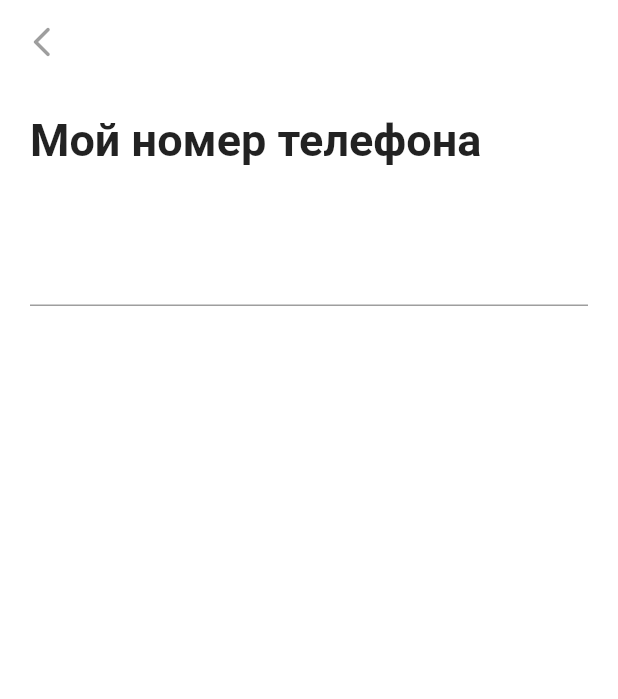
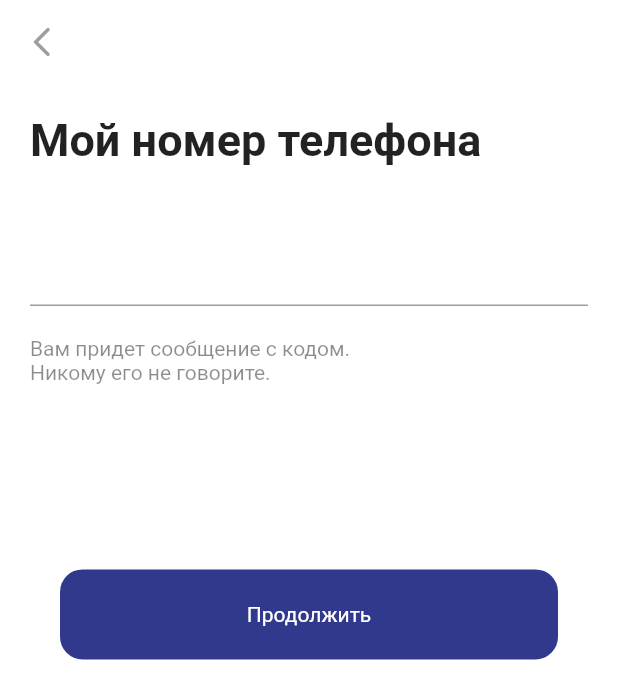
Before and after one commit to eaaniwezi/flutter_auto_route, a Flutter app: the screen it shows after launch, on a phone screen of 412 x 824 dp. Shown: the top 699 px of the screen. Run offline on Flutter 3.47's test engine with Material 2 defaults, Android fonts, the phone set to English and light mode, and no system bars; our stand-ins replace bloc, equatable, flutter_secure_storage, sms_autofill.

```diff
--- a/lib/screens/first_screen.dart
+++ b/lib/screens/first_screen.dart
@@ -1,10 +1,19 @@
-// ignore_for_file: prefer_const_constructors, prefer_const_literals_to_create_immutables
+// ignore_for_file: prefer_const_constructors, prefer_const_literals_to_create_immutables, avoid_print
 
 import 'package:flutter/material.dart';
+import 'package:sms_autofill/sms_autofill.dart';
+import 'package:test_task_with_auto_route/screens/confirmation_code_screen.dart';
 
-class FirstScreen extends StatelessWidget {
+class FirstScreen extends StatefulWidget {
   const FirstScreen({Key? key}) : super(key: key);
 
+  @override
+  State<FirstScreen> createState() => _FirstScreenState();
+}
+
+class _FirstScreenState extends State<FirstScreen> {
+  final _formKey = GlobalKey<FormState>();
+  TextEditingController phoneNumberController = TextEditingController();
   @override
   Widget build(BuildContext context) {
     return Scaffold(
@@ -17,24 +26,16 @@ class FirstScreen extends StatelessWidget {
           color: Colors.black38,
         ),
       ),
-      body: ListView(
-        children: [
-          _header(),
-          Padding(
-            padding: const EdgeInsets.all(20.0),
-            child: TextFormField(
-              cursorColor: Colors.indigo[900],
-              style: TextStyle(
-                fontSize: 25,
-              ),
-              keyboardType: TextInputType.phone,
-              decoration: InputDecoration(
-                // enabledBorder: InputBorder.none,
-
-              ),
-            ),
-          )
-        ],
+      body: Form(
+        key: _formKey,
+        child: ListView(
+          children: [
+            _header(),
+            _numberField(),
+            _infoText(),
+            _button(context),
+          ],
+        ),
       ),
     );
   }
@@ -51,4 +52,82 @@ class FirstScreen extends StatelessWidget {
       ),
     );
   }
+
+  _numberField() {
+    return Padding(
+      padding: const EdgeInsets.all(20.0),
+      child: TextFormField(
+        cursorColor: Colors.indigo[900],
+        style: TextStyle(
+          fontSize: 25,
+        ),
+        controller: phoneNumberController,
+        validator: (value) {
+          if (value!.isEmpty) {
+            return "Не может быть пустым";
+          }
+        },
+        keyboardType: TextInputType.phone,
+        decoration: InputDecoration(
+          focusedBorder: UnderlineInputBorder(
+            borderSide: BorderSide(
+              color: Colors.deepPurple[900]!.withOpacity(0.9),
+            ),
+          ),
+        ),
+      ),
+    );
+  }
+
+  _infoText() {
+    return Padding(
+      padding: const EdgeInsets.only(left: 20.0),
+      child: Text(
+        "Вам придет сообщение с кодом.\nНикому его не говорите.",
+        style: TextStyle(
+          color: Colors.black45,
+        ),
+      ),
+    );
+  }
+
+  _button(BuildContext context) {
+    return Padding(
+      padding: EdgeInsets.only(
+        left: 40,
+        right: 40,
+        top: MediaQuery.of(context).size.height * 0.15,
+        bottom: 15,
+      ),
+      child: InkWell(
+        onTap: () async {
+          if (_formKey.currentState!.validate()) {
+            final signCode = await SmsAutoFill().getAppSignature;
+            print(signCode);
+            var phoneNumber = phoneNumberController.text;
+            Navigator.push(
+                context,
+                MaterialPageRoute(
+                    builder: (context) =>
+                        ConfimationCodeScreen(phoneDetail: phoneNumber)));
+          }
+        },
+        child: Container(
+          height: 60,
+          width: double.infinity,
+          decoration: BoxDecoration(
+              color: Colors.indigo[900]!.withOpacity(0.9),
+              borderRadius: BorderRadius.circular(15)),
+          child: Center(
+            child: Text(
+              "Продолжить",
+              style: TextStyle(
+                color: Colors.white,
+              ),
+            ),
+          ),
+        ),
+      ),
+    );
+  }
 }
--- a/pubspec.yaml
+++ b/pubspec.yaml
@@ -31,8 +31,9 @@ dependencies:
     sdk: flutter
   flutter_bloc: ^7.3.1
   equatable: ^2.0.3
-
-
+  sms_autofill: ^2.2.0
+  shared_preferences: ^2.0.11
+  flutter_secure_storage: ^3.3.5
   # The following adds the Cupertino Icons font to your application.
   # Use with the CupertinoIcons class for iOS style icons.
   cupertino_icons: ^1.0.2
```
Also changed, not shown: lib/bloc/auth_bloc.dart (added, +13 -0 lines), lib/bloc/auth_event.dart (added, +21 -0 lines), lib/bloc/auth_state.dart (added, +18 -0 lines), lib/bloc/login_bloc.dart (added, +39 -0 lines), lib/bloc/login_event.dart (added, +21 -0 lines), lib/bloc/login_state.dart (added, +20 -0 lines), lib/repository/auth_repository .dart (added, +46 -0 lines), lib/screens/confirmation_code_screen.dart (added, +77 -0 lines), pubspec.lock, 1 other file.
